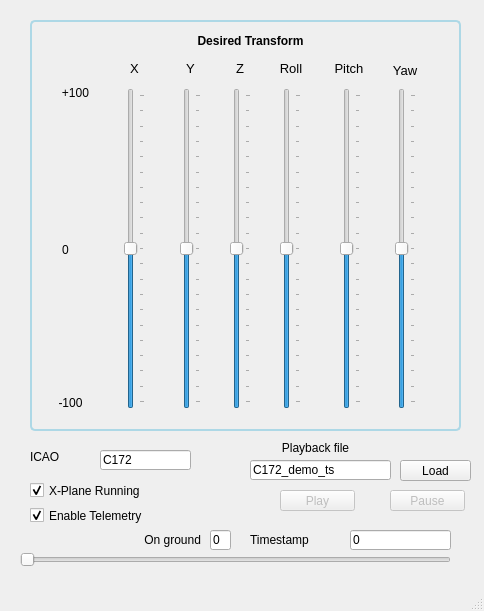
Qt form sims/plugins/spoof_xplane/spoof_xplane.ui (michaelmargolis/SimOpConsole) before a commit.
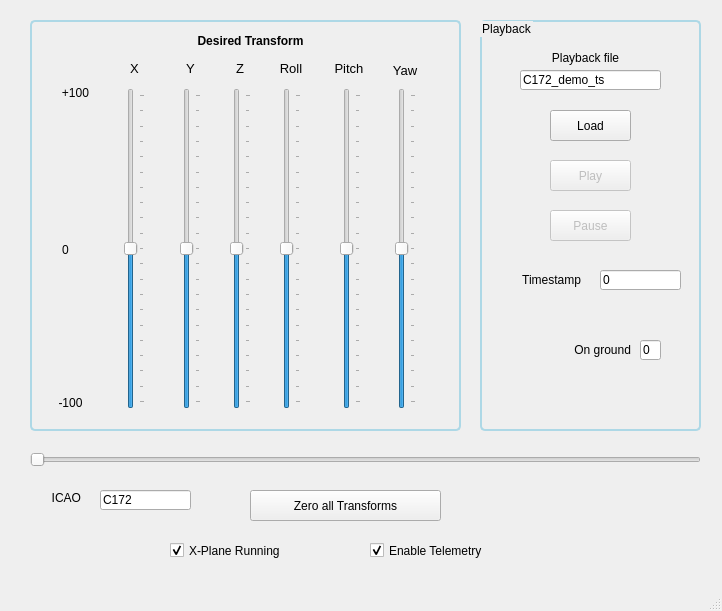
The same form after that commit.

Commit message: added button to zero transforms to spoof xplane

```diff
--- a/sims/plugins/spoof_xplane/spoof_xplane.ui
+++ b/sims/plugins/spoof_xplane/spoof_xplane.ui
@@ -6,7 +6,7 @@
    <rect>
     <x>0</x>
     <y>0</y>
-    <width>484</width>
+    <width>722</width>
     <height>611</height>
    </rect>
   </property>
@@ -394,20 +394,23 @@
     <property name="geometry">
      <rect>
       <x>30</x>
-      <y>450</y>
-      <width>47</width>
-      <height>14</height>
+      <y>490</y>
+      <width>51</width>
+      <height>16</height>
      </rect>
     </property>
     <property name="text">
      <string>ICAO</string>
     </property>
+    <property name="alignment">
+     <set>Qt::AlignRight|Qt::AlignTrailing|Qt::AlignVCenter</set>
+    </property>
    </widget>
    <widget class="QLineEdit" name="txt_icao">
     <property name="geometry">
      <rect>
       <x>100</x>
-      <y>450</y>
+      <y>490</y>
       <width>91</width>
       <height>20</height>
      </rect>
@@ -419,9 +422,9 @@
    <widget class="QCheckBox" name="chk_xplane_running">
     <property name="geometry">
      <rect>
-      <x>30</x>
-      <y>480</y>
-      <width>251</width>
+      <x>170</x>
+      <y>540</y>
+      <width>181</width>
       <height>21</height>
      </rect>
     </property>
@@ -438,10 +441,10 @@
    <widget class="QCheckBox" name="chk_enable_telemetry">
     <property name="geometry">
      <rect>
-      <x>30</x>
-      <y>500</y>
-      <width>231</width>
-      <height>31</height>
+      <x>370</x>
+      <y>540</y>
+      <width>201</width>
+      <height>21</height>
      </rect>
     </property>
     <property name="text">
@@ -451,57 +454,12 @@
      <bool>true</bool>
     </property>
    </widget>
-   <widget class="QLabel" name="label_4">
-    <property name="geometry">
-     <rect>
-      <x>240</x>
-      <y>440</y>
-      <width>151</width>
-      <height>16</height>
-     </rect>
-    </property>
-    <property name="text">
-     <string>Playback file</string>
-    </property>
-    <property name="alignment">
-     <set>Qt::AlignCenter</set>
-    </property>
-   </widget>
-   <widget class="QLineEdit" name="txt_playback">
-    <property name="geometry">
-     <rect>
-      <x>250</x>
-      <y>460</y>
-      <width>141</width>
-      <height>20</height>
-     </rect>
-    </property>
-    <property name="text">
-     <string>C172_demo_ts</string>
-    </property>
-   </widget>
-   <widget class="QPushButton" name="btn_playback">
-    <property name="enabled">
-     <bool>false</bool>
-    </property>
-    <property name="geometry">
-     <rect>
-      <x>280</x>
-      <y>490</y>
-      <width>75</width>
-      <height>21</height>
-     </rect>
-    </property>
-    <property name="text">
-     <string>Play</string>
-    </property>
-   </widget>
    <widget class="QSlider" name="sld_record">
     <property name="geometry">
      <rect>
-      <x>20</x>
-      <y>550</y>
-      <width>431</width>
+      <x>30</x>
+      <y>450</y>
+      <width>671</width>
       <height>20</height>
      </rect>
     </property>
@@ -512,67 +470,122 @@
      <enum>Qt::Horizontal</enum>
     </property>
    </widget>
-   <widget class="QLineEdit" name="txt_recno">
+   <widget class="QGroupBox" name="groupBox">
     <property name="geometry">
      <rect>
-      <x>350</x>
-      <y>530</y>
-      <width>101</width>
+      <x>480</x>
+      <y>20</y>
+      <width>221</width>
+      <height>411</height>
+     </rect>
+    </property>
+    <property name="styleSheet">
+     <string notr="true">QGroupBox {
+    border: 2px solid lightblue;
+    border-radius: 5px;
+    padding: 5px;
+}
+</string>
+    </property>
+    <property name="title">
+     <string>Playback</string>
+    </property>
+    <widget class="QLineEdit" name="txt_playback">
+     <property name="geometry">
+      <rect>
+       <x>40</x>
+       <y>50</y>
+       <width>141</width>
       <height>20</height>
      </rect>
     </property>
     <property name="text">
-     <string>0</string>
-    </property>
-   </widget>
-   <widget class="QLabel" name="label_13">
+      <string>C172_demo_ts</string>
+     </property>
+    </widget>
+    <widget class="QLabel" name="label_4">
     <property name="geometry">
      <rect>
-      <x>250</x>
-      <y>530</y>
-      <width>91</width>
-      <height>20</height>
+       <x>30</x>
+       <y>30</y>
+       <width>151</width>
+       <height>16</height>
      </rect>
     </property>
     <property name="text">
-     <string>Timestamp</string>
+      <string>Playback file</string>
+     </property>
+     <property name="alignment">
+      <set>Qt::AlignCenter</set>
     </property>
    </widget>
    <widget class="QPushButton" name="btn_load_file">
     <property name="geometry">
      <rect>
-      <x>400</x>
-      <y>460</y>
-      <width>71</width>
-      <height>21</height>
+       <x>70</x>
+       <y>90</y>
+       <width>81</width>
+       <height>31</height>
      </rect>
     </property>
     <property name="text">
      <string>Load</string>
     </property>
    </widget>
+    <widget class="QPushButton" name="btn_playback">
+     <property name="enabled">
+      <bool>false</bool>
+     </property>
+     <property name="geometry">
+      <rect>
+       <x>70</x>
+       <y>140</y>
+       <width>81</width>
+       <height>31</height>
+      </rect>
+     </property>
+     <property name="text">
+      <string>Play</string>
+     </property>
+    </widget>
    <widget class="QPushButton" name="btn_pause">
     <property name="enabled">
      <bool>false</bool>
     </property>
     <property name="geometry">
      <rect>
-      <x>390</x>
-      <y>490</y>
-      <width>75</width>
-      <height>21</height>
+       <x>70</x>
+       <y>190</y>
+       <width>81</width>
+       <height>31</height>
      </rect>
     </property>
     <property name="text">
      <string>Pause</string>
     </property>
    </widget>
-   <widget class="QLineEdit" name="txt_on_ground">
+    <widget class="QLabel" name="label_13">
     <property name="geometry">
      <rect>
-      <x>210</x>
-      <y>530</y>
-      <width>21</width>
+       <x>10</x>
+       <y>250</y>
+       <width>91</width>
+       <height>20</height>
+      </rect>
+     </property>
+     <property name="text">
+      <string>Timestamp</string>
+     </property>
+     <property name="alignment">
+      <set>Qt::AlignRight|Qt::AlignTrailing|Qt::AlignVCenter</set>
+     </property>
+    </widget>
+    <widget class="QLineEdit" name="txt_recno">
+     <property name="geometry">
+      <rect>
+       <x>120</x>
+       <y>250</y>
+       <width>81</width>
       <height>20</height>
      </rect>
     </property>
@@ -583,8 +596,8 @@
    <widget class="QLabel" name="label_14">
     <property name="geometry">
      <rect>
-      <x>110</x>
-      <y>530</y>
+       <x>60</x>
+       <y>320</y>
       <width>91</width>
       <height>20</height>
      </rect>
@@ -596,6 +609,33 @@
      <set>Qt::AlignRight|Qt::AlignTrailing|Qt::AlignVCenter</set>
     </property>
    </widget>
+    <widget class="QLineEdit" name="txt_on_ground">
+     <property name="geometry">
+      <rect>
+       <x>160</x>
+       <y>320</y>
+       <width>21</width>
+       <height>20</height>
+      </rect>
+     </property>
+     <property name="text">
+      <string>0</string>
+     </property>
+    </widget>
+   </widget>
+   <widget class="QPushButton" name="btn_zero_transforms">
+    <property name="geometry">
+     <rect>
+      <x>250</x>
+      <y>490</y>
+      <width>191</width>
+      <height>31</height>
+     </rect>
+    </property>
+    <property name="text">
+     <string>Zero all Transforms</string>
+    </property>
+   </widget>
   </widget>
   <widget class="QMenuBar" name="menubar">
    <property name="geometry">
```
Left out of the diff: 2 changed lines with no effect on the pictures. Lines whose indentation alone changed are shown as unchanged. The commit also changes 1 other file.
